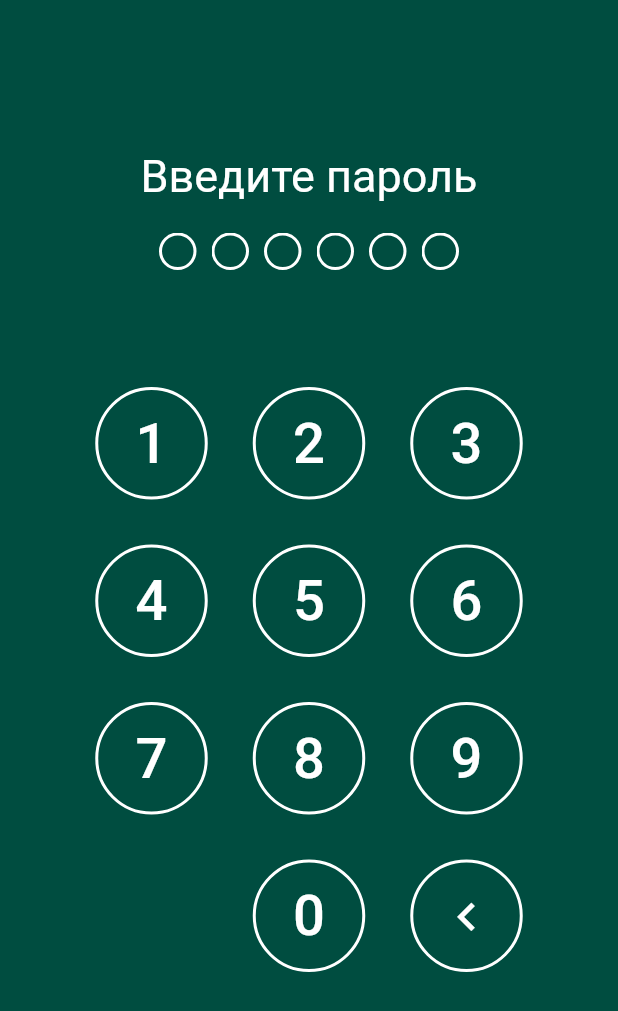
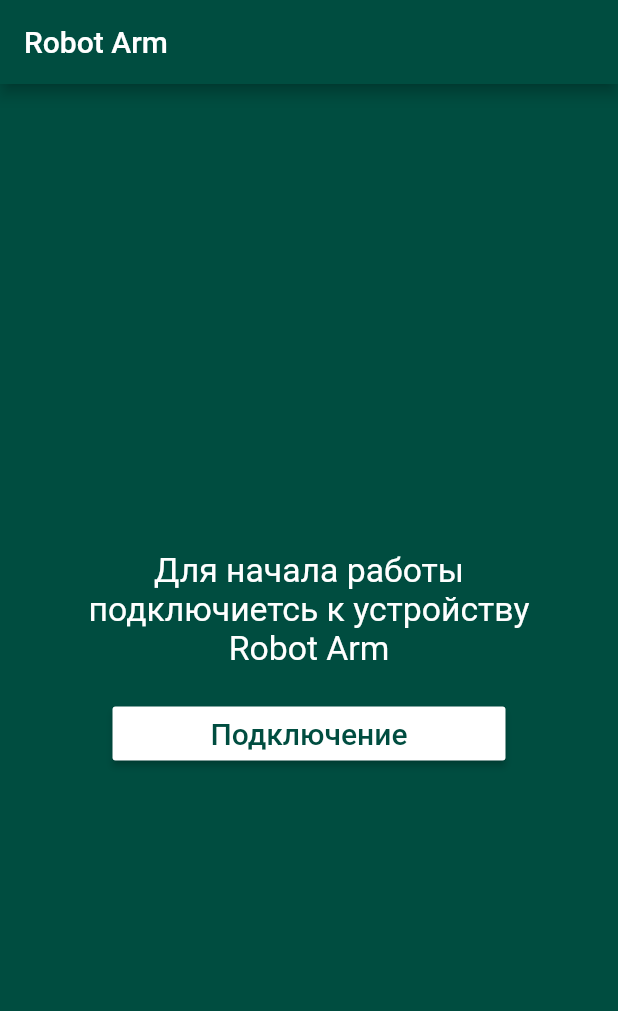
Before and after one commit to kolaqsq/RobotArm, a Flutter app: the screen it shows after launch, on a phone screen of 412 x 824 dp. Shown: the top 1011 px of the screen. Run offline on Flutter 3.47's test engine with Material 2 defaults, Android fonts, the phone set to English and light mode, and no system bars.

Commit message:
Added start screen

```diff
--- a/lib/dactyls.dart
+++ b/lib/dactyls.dart
@@ -43,7 +43,7 @@ class DactylsMainState extends State<DactylsMain> {
                   },
                 ),
                 RaisedButton(
-                  color: AccentColor,
+                  color: TextColor,
                   onPressed: () {
                     // Validate returns true if the form is valid, otherwise false
                     if (_formKey.currentState.validate()) {
--- /dev/null
+++ b/lib/start.dart
@@ -0,0 +1,48 @@
+import 'package:flutter/material.dart';
+
+import 'connection.dart';
+import 'main.dart';
+
+class StartPage extends StatelessWidget {
+  StartPage();
+
+  @override
+  Widget build(BuildContext context) {
+    // TODO: implement build
+    return new Scaffold(
+      appBar: new AppBar(
+        title: new Text('Robot Arm'),
+        backgroundColor: PrimaryColor,
+      ),
+      body: new Column(
+        mainAxisAlignment: MainAxisAlignment.center,
+        crossAxisAlignment: CrossAxisAlignment.stretch,
+        mainAxisSize: MainAxisSize.max,
+        children: <Widget>[
+          Padding(
+            padding: const EdgeInsets.only(bottom: 20.0),
+            child: new Text(
+              'Для начала работы\nподключиетсь к устройству\nRobot Arm',
+              style: new TextStyle(color: TextColor, fontSize: 22.5),
+              textAlign: TextAlign.center,
+            ),
+          ),
+          Padding(
+            padding: const EdgeInsets.symmetric(horizontal: 75.0),
+            child: RaisedButton(
+              color: TextColor,
+              onPressed: () {
+                Navigator.push(context,
+                    MaterialPageRoute(builder: (context) => Connection()));
+              },
+              child: Text(
+                'Подключение',
+                style: TextStyle(color: PrimaryColor, fontSize: 20),
+              ),
+            ),
+          ),
+        ],
+      ),
+    );
+  }
+}
```
Also changed, not shown: lib/auth.dart (+1 -12 lines), lib/main.dart (+2 -71 lines), lib/tab.dart (added, +71 -0 lines).
